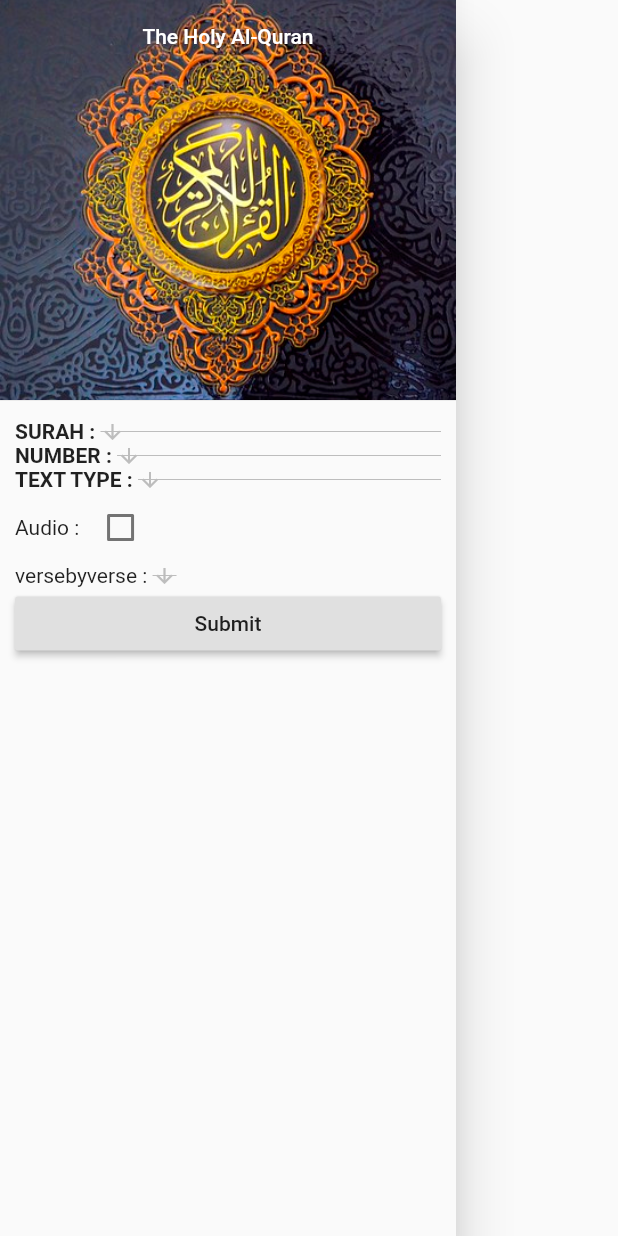
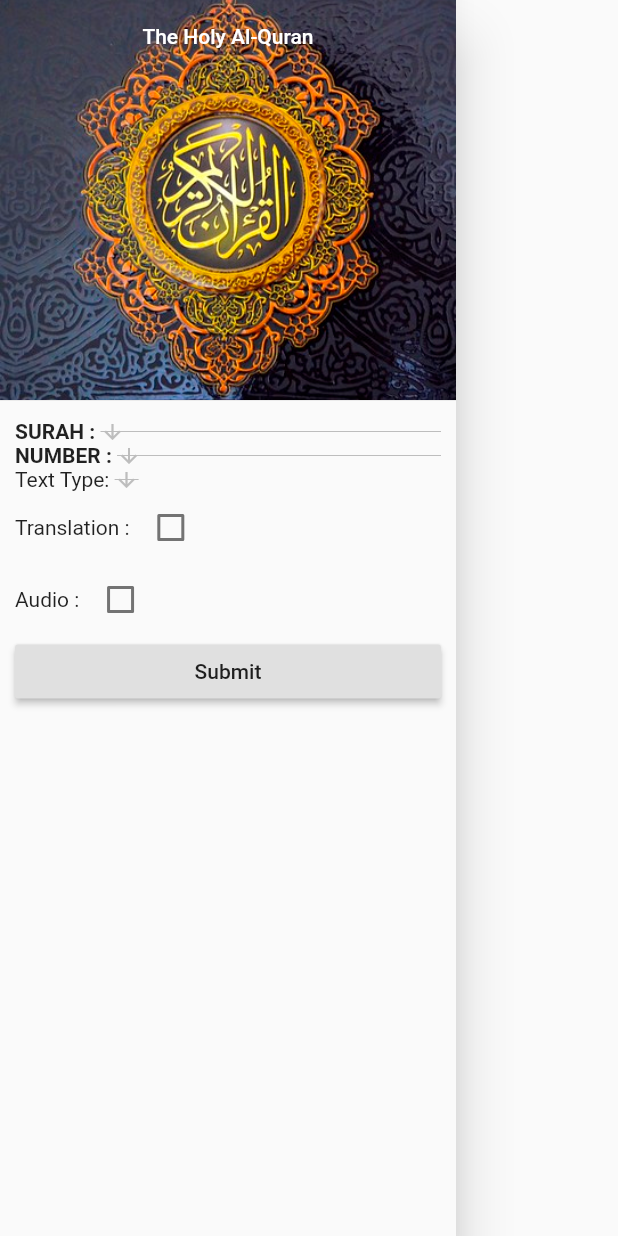
Before and after one commit to rezatrue/flutter_quran_readers, a Flutter app: the MainDrawer widget shown alone on an empty page, opened directly, on a phone screen of 412 x 824 dp. Run offline on Flutter 3.47's test engine with Material 2 defaults, Android fonts, the phone set to English and light mode, and no system bars; our stand-ins replace sqflite; accounts and stored records are empty; network calls fail.

Commit message:
Drawer populated with all Dropdowns Buttons

```diff
--- a/lib/providers/format_info_list.dart
+++ b/lib/providers/format_info_list.dart
@@ -135,7 +135,7 @@ class FormatInfoList with ChangeNotifier{
           String format = jsonResponse['data'][i]['format'] ;
           String type = jsonResponse['data'][i]['type'] ;
           String direction = jsonResponse['data'][i]['direction'] ;
-          print(name);
+
           DBHelper.insert(DBHelper.TABLE_FORMAT_INFO, {
             'identifier': identifier,
             'language': language,
--- a/lib/widgets/main_drawer.dart
+++ b/lib/widgets/main_drawer.dart
@@ -43,8 +43,8 @@ class _MainDrawerState extends State<MainDrawer> {
   }
   // translation
   List<FormatInfo> _translationInfo = [];
-  String _selectedtranslationIdentifier = 'en.asad';
-  String _selectedTranslator = 'Asad';
+  String _selectedtranslationIdentifier = 'en.arberry';
+  String _selectedTranslator = 'Arberry';
   void selectTranslator(String translator){
       String tidentifier;
       for(int i = 0; i < _translationInfo.length; i++){
@@ -56,10 +56,59 @@ class _MainDrawerState extends State<MainDrawer> {
         print(_selectedtranslationIdentifier);
       });
   }
+  // Audio quran
+  List<FormatInfo> _audioAyahInfo = [];
+  String _selectedAudioAyahIdentifier = 'ar.alafasy';
+  String _selectedAudioAyah = 'Alafasy';
+  void selectAudioAyah(String reader){
+      String aqidentifier;
+      for(int i = 0; i < _audioAyahInfo.length; i++){
+          if(_audioAyahInfo[i].name  == reader) aqidentifier = _audioAyahInfo[i].identifier;
+      }
+      setState(() {
+        _selectedAudioAyahIdentifier = aqidentifier;
+        _selectedAudioAyah = reader;
+        print(_selectedAudioAyahIdentifier);
+      });
+  }
+  // Audio translation
+  List<FormatInfo> _translationAudioInfo = [];
+  String _selectedTranslationAudioIdentifier = 'fa.hedayatfarfooladvand';
+  String _selectedTranslationAudio = 'Fooladvand - Hedayatfar';
+  void selectTranslationAudio(String translationAudio){
+      String taidentifier;
+      for(int i = 0; i < _translationAudioInfo.length; i++){
+          if(_translationAudioInfo[i].name  == translationAudio) taidentifier = _translationAudioInfo[i].identifier;
+      }
+      setState(() {
+        _selectedTranslationAudioIdentifier = taidentifier;
+        _selectedTranslationAudio = translationAudio;
+        print(_selectedTranslationAudioIdentifier);
+      });
+  }
+
+  Widget randeringDropdown(String title, List<FormatInfo> list, String defaultValue, Function select){
+    return Row(
+            children: <Widget>[
+              Text(title),
+              DropdownButton<String>(
+                value: defaultValue,
+                icon: Icon(Icons.arrow_downward),
+                iconSize: 16,
+                elevation: 16,
+                items: list.map<DropdownMenuItem<String>>((value) {
+                  return DropdownMenuItem<String>(
+                    value: value.name,
+                    child: Text(value.name),
+                  );
+                  }).toList(),
+                  onChanged: select,
+              ),
+            ],
+          );
+  }
 
 
-  List<String> _listVerseByVerse = [];
-  String _selectedAudioVerse = 'Click to Seelct';
 
   @override
   void initState() {
@@ -80,8 +129,8 @@ class _MainDrawerState extends State<MainDrawer> {
        setState(() {
           _textTypeInfo = formatInfoList.formatTextTypeInfo;
           _translationInfo = formatInfoList.formatTranslationInfo;
-          // _textTypeInfo = formatInfoList.formatAudioAyahInfo;
-          // _textTypeInfo = formatInfoList.formatAudioTranslationInfo;
+          _audioAyahInfo = formatInfoList.formatAudioAyahInfo;
+          _translationAudioInfo = formatInfoList.formatAudioTranslationInfo;
          print('${formatInfoList.formatTextTypeInfo.length}-${formatInfoList.formatTranslationInfo.length}-${formatInfoList.formatAudioAyahInfo.length}-${formatInfoList.formatAudioTranslationInfo.length}');
        });
      });
@@ -111,13 +160,17 @@ class _MainDrawerState extends State<MainDrawer> {
   }
 
     bool _audioEnable = false;
-
     void _audioOptionEnable(bool val){
       setState(() {
       _audioEnable = val;
       });
     }
-
+    bool _translationEnable = false;
+    void _translationOptionEnable(bool val){
+      setState(() {
+        _translationEnable = val;
+      });
+    }
 
   @override
   Widget build(BuildContext context) {
@@ -187,28 +240,23 @@ class _MainDrawerState extends State<MainDrawer> {
                           ],
                         ),
                         // TEXT TYPE
+                        randeringDropdown('Text Type: ', _textTypeInfo, _selectedTextType, selectText),
+                        // TRANSLATION
                         Row(children: <Widget>[
-                          Text('TEXT TYPE : ', style: TextStyle(fontWeight: FontWeight.bold),),
-                          Expanded(
-                            child: DropdownButton<String>(
-                            value: _selectedTextType,
-                            icon: Icon(Icons.arrow_downward),
-                            iconSize: 16,
-                            elevation: 12,
-                            items: _textTypeInfo.map<DropdownMenuItem<String>>((FormatInfo value) {
-                              return DropdownMenuItem<String>(
-                                value: value.name,
-                                child: Text(value.name),
-                              );
-                            }).toList(),
-                            onChanged: (name) {
-                              selectText(name);
-                            },
-                          ),
-                          ),
+                        Text('Translation : '),
+                        Checkbox(
+                          value: _translationEnable,
+                          onChanged: (val) {
+                            _translationOptionEnable(val);
+                          }),
                         ],),
-                        // TRANSLATION
-
+                      _translationEnable
+                      ? Container(
+                        key: Key('Translation'),
+                        child:
+                          randeringDropdown('By: ', _translationInfo, _selectedTranslator, selectTranslator)
+                        ,)
+                      : Container(),
                         // AUDIO
                        Row(children: <Widget>[
                         Text('Audio : '),
@@ -217,28 +265,15 @@ class _MainDrawerState extends State<MainDrawer> {
                           onChanged: (val) {
                             _audioOptionEnable(val);
                           }),
-                       ],),
-                       Row(
-                         children: <Widget>[
-                           Text('versebyverse : '),
-                            DropdownButton<String>(
-                              value: _selectedAudioVerse,
-                              icon: Icon(Icons.arrow_downward),
-                              iconSize: 16,
-                              elevation: 16,
-                              items: _listVerseByVerse.map<DropdownMenuItem<String>>((String value) {
-                                return DropdownMenuItem<String>(
-                                  value: value,
-                                  child: Text(value.toString()),
-                                );
-                                }).toList(),
-                                onChanged: (val) {
-                                  _selectedAudioVerse = val;
-                                },
-                            ),
-                         ],
-                       ),
-
+                        ],),
+                      _audioEnable
+                      ? Column(
+                        key: Key('Audio'), //_audioKey,
+                        children: <Widget>[
+                          randeringDropdown('Versebyverse: ', _audioAyahInfo, _selectedAudioAyah, selectAudioAyah),
+                          randeringDropdown('Translation: ', _translationAudioInfo, _selectedTranslationAudio, selectTranslationAudio),
+                        ],
+                      ) : Container(),
                        RaisedButton(
                         onPressed: () {
                           // Validate returns true if the form is valid, otherwise false.
```
